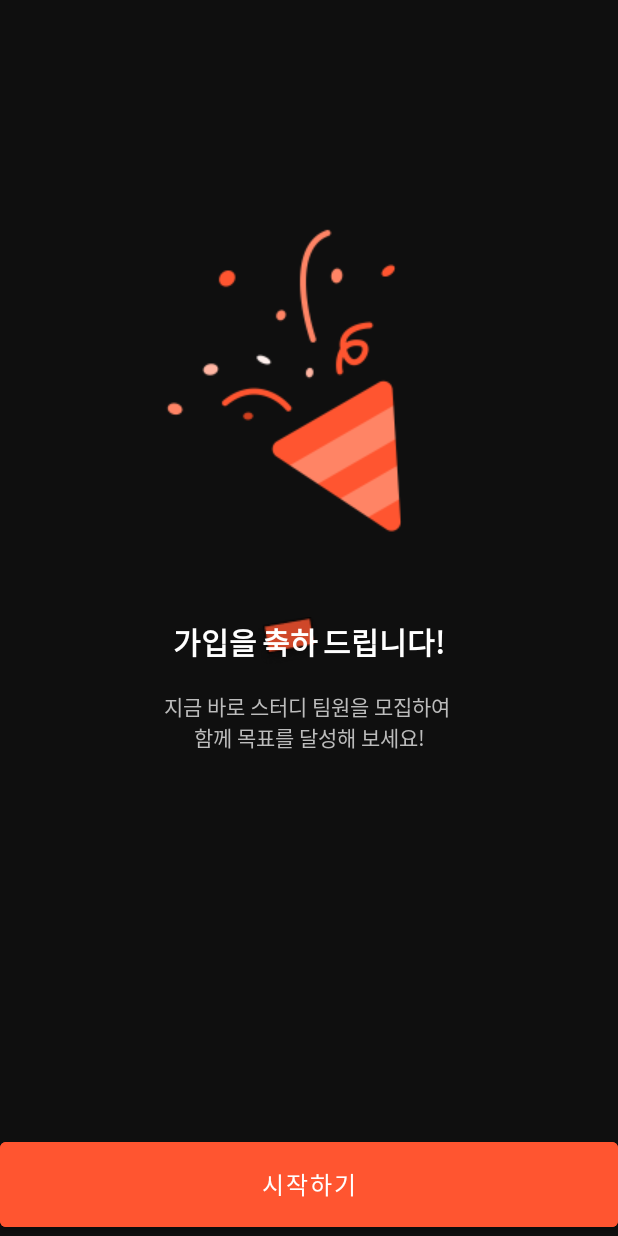
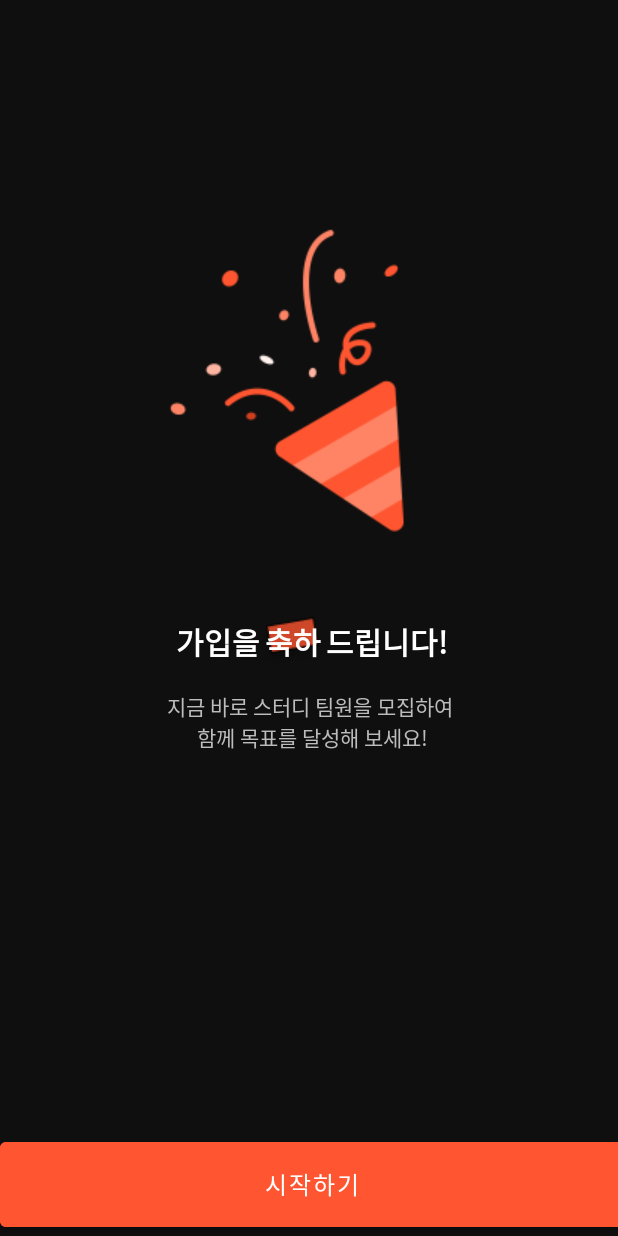
Before and after one commit to ugyeong0u0/Study-hub-Android, an Android app: the fragment CreateAccountFragment05 placed in its activity, on a phone screen of 412 x 824 dp. Run offline under Robolectric (Android 15) with nearby library versions, the phone set to English and light mode, and no system bars; our stand-ins replace navigation-ui; 1 statement that could not run was skipped.

Commit message:
[SH-30] Layout-관심사 설정

```diff
--- a/app/src/main/java/kr/co/gamja/study_hub/CreateAccountFragmentEnd05.kt
+++ b/app/src/main/java/kr/co/gamja/study_hub/CreateAccountFragment05.kt
@@ -6,17 +6,17 @@ import android.view.LayoutInflater
 import android.view.View
 import android.view.ViewGroup
 import androidx.navigation.fragment.findNavController
-import kr.co.gamja.study_hub.databinding.FragmentCreateAccountEnd05Binding
+import kr.co.gamja.study_hub.databinding.FragmentCreateAccount05Binding
 
 
-class CreateAccountFragmentEnd05 : Fragment() {
-    private var _binding : FragmentCreateAccountEnd05Binding?=null
+class CreateAccountFragment05 : Fragment() {
+    private var _binding : FragmentCreateAccount05Binding?=null
     private val binding get() = _binding!!
     override fun onCreateView(
         inflater: LayoutInflater, container: ViewGroup?,
         savedInstanceState: Bundle?
     ): View? {
-        _binding= FragmentCreateAccountEnd05Binding.inflate(inflater,container,false)
+        _binding= FragmentCreateAccount05Binding.inflate(inflater,container,false)
         val view = binding.root
         return view
     }
@@ -24,7 +24,7 @@ class CreateAccountFragmentEnd05 : Fragment() {
     override fun onViewCreated(view: View, savedInstanceState: Bundle?) {
         super.onViewCreated(view, savedInstanceState)
         binding.fca05BtnStart.setOnClickListener{
-            findNavController().navigate(R.id.action_createAccountFragmentEnd05_to_login)
+            findNavController().navigate(R.id.action_createAccountFragment05_to_createAccountFragment06)
         }
     }
 
--- a/app/src/main/res/layout/fragment_create_account01.xml
+++ b/app/src/main/res/layout/fragment_create_account01.xml
@@ -12,7 +12,7 @@
         android:layout_width="0dp"
         android:layout_height="0dp"
         app:layout_constraintBottom_toBottomOf="parent"
-        app:layout_constraintDimensionRatio="w, 1:2"
+        app:layout_constraintDimensionRatio="w, 1.01:2"
         app:layout_constraintEnd_toEndOf="parent"
         app:layout_constraintStart_toStartOf="parent"
         app:layout_constraintTop_toTopOf="parent">
--- a/app/src/main/res/layout/fragment_create_account02.xml
+++ b/app/src/main/res/layout/fragment_create_account02.xml
@@ -11,7 +11,7 @@
         android:layout_width="0dp"
         android:layout_height="0dp"
         app:layout_constraintBottom_toBottomOf="parent"
-        app:layout_constraintDimensionRatio="w, 1:2"
+        app:layout_constraintDimensionRatio="w, 1.01:2"
         app:layout_constraintEnd_toEndOf="parent"
         app:layout_constraintStart_toStartOf="parent"
         app:layout_constraintTop_toTopOf="parent">
--- a/app/src/main/res/layout/fragment_create_account03.xml
+++ b/app/src/main/res/layout/fragment_create_account03.xml
@@ -11,7 +11,7 @@
         android:layout_width="0dp"
         android:layout_height="0dp"
         app:layout_constraintBottom_toBottomOf="parent"
-        app:layout_constraintDimensionRatio="w, 1:2"
+        app:layout_constraintDimensionRatio="w, 1.01:2"
         app:layout_constraintEnd_toEndOf="parent"
         app:layout_constraintStart_toStartOf="parent"
         app:layout_constraintTop_toTopOf="parent">
@@ -69,7 +69,7 @@
             <com.google.android.material.textfield.TextInputLayout
                 android:id="@+id/fca03_editlayout_nickname"
                 style="@style/Widget.Design.TextInputLayout"
-                android:theme="@style/EditTextGreyStyle"
+
                 android:layout_width="match_parent"
                 android:layout_height="wrap_content"
                 app:errorEnabled="true"
--- a/app/src/main/res/layout/fragment_create_account04.xml
+++ b/app/src/main/res/layout/fragment_create_account04.xml
@@ -10,7 +10,7 @@
         android:layout_width="0dp"
         android:layout_height="0dp"
         app:layout_constraintBottom_toBottomOf="parent"
-        app:layout_constraintDimensionRatio="w, 1:2"
+        app:layout_constraintDimensionRatio="w, 1.01:2"
         app:layout_constraintEnd_toEndOf="parent"
         app:layout_constraintStart_toStartOf="parent"
         app:layout_constraintTop_toTopOf="parent">
--- a/app/src/main/res/layout/fragment_create_account_end05.xml
+++ b/app/src/main/res/layout/fragment_create_account_05.xml
@@ -4,14 +4,14 @@
     xmlns:tools="http://schemas.android.com/tools"
     android:layout_width="match_parent"
     android:layout_height="match_parent"
-    tools:context=".CreateAccountFragmentEnd05">
+    tools:context=".CreateAccountFragment05">
 
     <androidx.constraintlayout.widget.ConstraintLayout
         android:id="@+id/fca05_subconstraint"
         android:layout_width="0dp"
         android:layout_height="0dp"
         app:layout_constraintBottom_toBottomOf="parent"
-        app:layout_constraintDimensionRatio="w, 1:2"
+        app:layout_constraintDimensionRatio="w, 1.01:2"
         app:layout_constraintEnd_toEndOf="parent"
         app:layout_constraintStart_toStartOf="parent"
         app:layout_constraintTop_toTopOf="parent">
--- a/app/src/main/res/layout/fragment_login.xml
+++ b/app/src/main/res/layout/fragment_login.xml
@@ -11,7 +11,7 @@
         android:layout_width="0dp"
         android:layout_height="0dp"
         app:layout_constraintBottom_toBottomOf="parent"
-        app:layout_constraintDimensionRatio="w, 1:2"
+        app:layout_constraintDimensionRatio="w, 1.01:2"
         app:layout_constraintEnd_toEndOf="parent"
         app:layout_constraintStart_toStartOf="parent"
         app:layout_constraintTop_toTopOf="parent">
--- a/app/src/main/res/navigation/nav_graph01.xml
+++ b/app/src/main/res/navigation/nav_graph01.xml
@@ -49,15 +49,25 @@
         tools:layout="@layout/fragment_create_account04" >
         <action
             android:id="@+id/action_createAccountFragment04_to_createAccountFragmentEnd05"
-            app:destination="@id/createAccountFragmentEnd05" />
+            app:destination="@id/createAccountFragment05" />
     </fragment>
     <fragment
-        android:id="@+id/createAccountFragmentEnd05"
-        android:name="kr.co.gamja.study_hub.CreateAccountFragmentEnd05"
+        android:id="@+id/createAccountFragment05"
+        android:name="kr.co.gamja.study_hub.CreateAccountFragment05"
         android:label="@string/word_registration"
-        tools:layout="@layout/fragment_create_account_end05" >
+        tools:layout="@layout/fragment_create_account_05" >
+
         <action
-            android:id="@+id/action_createAccountFragmentEnd05_to_login"
+            android:id="@+id/action_createAccountFragment05_to_createAccountFragment06"
+            app:destination="@id/createAccountFragment06" />
+    </fragment>
+    <fragment
+        android:id="@+id/createAccountFragment06"
+        android:name="kr.co.gamja.study_hub.CreateAccountFragment06"
+        android:label="@string/label_interest"
+        tools:layout="@layout/fragment_create_account06" >
+        <action
+            android:id="@+id/action_createAccountFragment06_to_login"
             app:destination="@id/login" />
     </fragment>
 </navigation>
--- a/app/src/main/res/values/colors.xml
+++ b/app/src/main/res/values/colors.xml
@@ -15,6 +15,7 @@
     <color name="error">#FF1B36</color>
     <color name="success">#28D22F</color>
     <!--    orange-->
+    <color name="O_20">#FFD7CC</color>
     <color name="O_50">#FF5530</color>
     <color name="O_60">#EE4C29</color>
 
--- /dev/null
+++ b/app/src/main/res/values/dimen.xml
@@ -0,0 +1,4 @@
+<?xml version="1.0" encoding="utf-8"?>
+<resources>
+    <dimen name="chip_interval">4dp</dimen>
+</resources>
```
Also changed, not shown: app/src/main/java/kr/co/gamja/study_hub/CreateAccountFragment06.kt (added, +93 -0 lines), app/src/main/res/layout/fragment_create_account06.xml (added, +98 -0 lines), app/src/main/res/values/strings.xml (+36 -2 lines).
